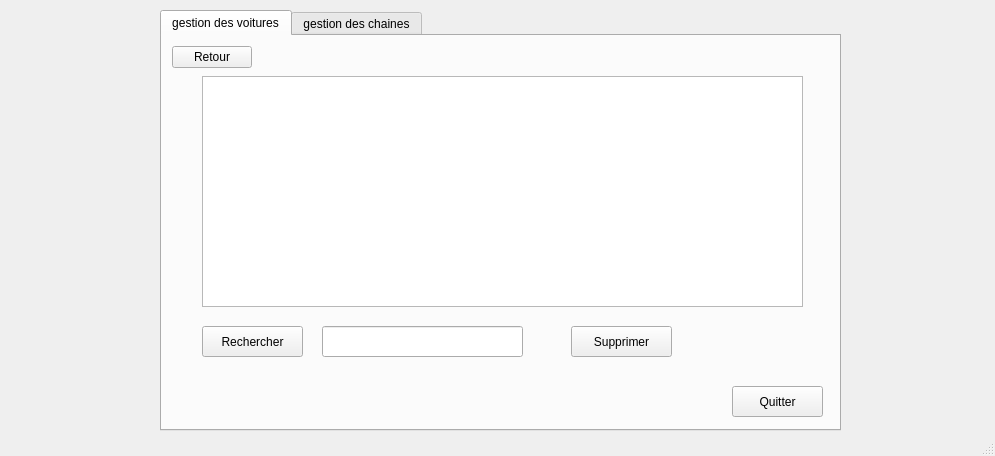
Above: projett/mainwindow.ui from eyawartateni/Smart_Factory_2A4 before the change. Below: the same form after it.
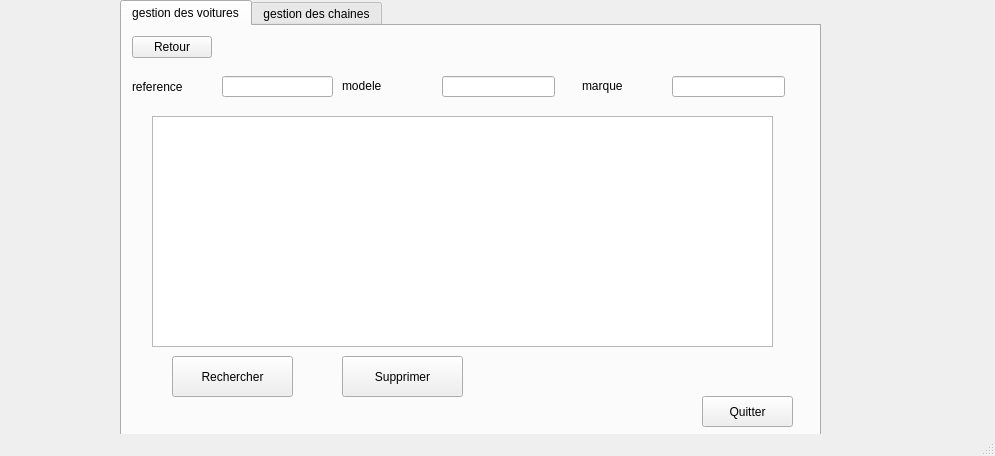
That is the form after the change. The open tabs and pages were chosen to show the change. Icons and pictures are not drawn.

What changed in the file:
```diff
--- a/projett/mainwindow.ui
+++ b/projett/mainwindow.ui
@@ -17,10 +17,10 @@
    <widget class="QTabWidget" name="production">
     <property name="geometry">
      <rect>
-      <x>160</x>
-      <y>10</y>
-      <width>681</width>
-      <height>421</height>
+      <x>120</x>
+      <y>0</y>
+      <width>701</width>
+      <height>441</height>
      </rect>
     </property>
     <property name="styleSheet">
@@ -36,10 +36,10 @@
      <widget class="QStackedWidget" name="stackedWidget">
       <property name="geometry">
        <rect>
-        <x>-10</x>
+        <x>-20</x>
         <y>0</y>
-        <width>671</width>
-        <height>411</height>
+        <width>711</width>
+        <height>421</height>
        </rect>
       </property>
       <property name="styleSheet">
@@ -314,8 +314,8 @@
         <property name="geometry">
          <rect>
           <x>50</x>
-          <y>40</y>
-          <width>601</width>
+          <y>90</y>
+          <width>621</width>
           <height>231</height>
          </rect>
         </property>
@@ -323,7 +323,7 @@
        <widget class="QPushButton" name="retour">
         <property name="geometry">
          <rect>
-          <x>20</x>
+          <x>30</x>
           <y>10</y>
           <width>80</width>
           <height>22</height>
@@ -336,10 +336,10 @@
        <widget class="QPushButton" name="recherche">
         <property name="geometry">
          <rect>
-          <x>50</x>
-          <y>290</y>
-          <width>101</width>
-          <height>31</height>
+          <x>70</x>
+          <y>330</y>
+          <width>121</width>
+          <height>41</height>
          </rect>
         </property>
         <property name="text">
@@ -349,10 +349,10 @@
        <widget class="QPushButton" name="sup">
         <property name="geometry">
          <rect>
-          <x>419</x>
-          <y>290</y>
-          <width>101</width>
-          <height>31</height>
+          <x>240</x>
+          <y>330</y>
+          <width>121</width>
+          <height>41</height>
          </rect>
         </property>
         <property name="text">
@@ -362,13 +362,72 @@
        <widget class="QLineEdit" name="lineEdit_referencee">
         <property name="geometry">
          <rect>
-          <x>170</x>
-          <y>290</y>
-          <width>201</width>
-          <height>31</height>
+          <x>120</x>
+          <y>50</y>
+          <width>111</width>
+          <height>21</height>
          </rect>
         </property>
        </widget>
+       <widget class="QLineEdit" name="lineEdit_modelee">
+        <property name="geometry">
+         <rect>
+          <x>340</x>
+          <y>50</y>
+          <width>113</width>
+          <height>21</height>
+         </rect>
+        </property>
+       </widget>
+       <widget class="QLineEdit" name="lineEdit_marquee">
+        <property name="geometry">
+         <rect>
+          <x>570</x>
+          <y>50</y>
+          <width>113</width>
+          <height>21</height>
+         </rect>
+        </property>
+       </widget>
+       <widget class="QLabel" name="ref_2">
+        <property name="geometry">
+         <rect>
+          <x>30</x>
+          <y>50</y>
+          <width>81</width>
+          <height>21</height>
+         </rect>
+        </property>
+        <property name="text">
+         <string>reference</string>
+        </property>
+       </widget>
+       <widget class="QLabel" name="modele_2">
+        <property name="geometry">
+         <rect>
+          <x>240</x>
+          <y>50</y>
+          <width>91</width>
+          <height>20</height>
+         </rect>
+        </property>
+        <property name="text">
+         <string>modele</string>
+        </property>
+       </widget>
+       <widget class="QLabel" name="marque_2">
+        <property name="geometry">
+         <rect>
+          <x>480</x>
+          <y>50</y>
+          <width>81</width>
+          <height>20</height>
+         </rect>
+        </property>
+        <property name="text">
+         <string>marque</string>
+        </property>
+       </widget>
       </widget>
       <widget class="QWidget" name="page_3">
        <widget class="QPushButton" name="retour_2">
@@ -660,8 +719,8 @@
      <widget class="QPushButton" name="quitter">
       <property name="geometry">
        <rect>
-        <x>570</x>
-        <y>350</y>
+        <x>580</x>
+        <y>370</y>
         <width>91</width>
         <height>31</height>
        </rect>
```
Left out of the diff: 269 changed lines with no effect on the pictures.
